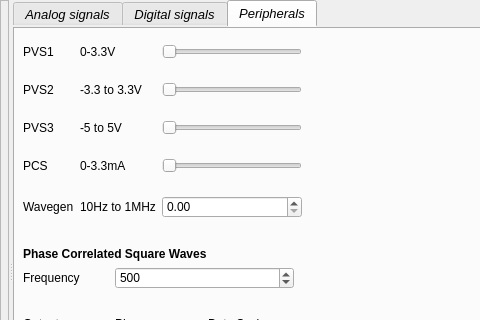
Above: vLabtool/templates/scope.ui from jithinbp/vLabtool before the change; both pictures show x 0 to 480 and y 0 to 320 of the 889 by 558 pixel window. Below: the same form after it.
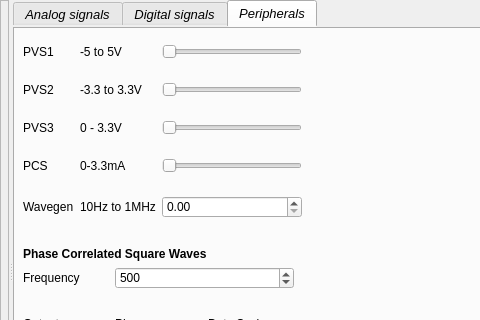
That is the form after the change. The open tabs and pages were chosen to show the change. Icons and pictures are not drawn.

The edit to the form file:
```diff
--- a/vLabtool/templates/scope.ui
+++ b/vLabtool/templates/scope.ui
@@ -1727,7 +1727,7 @@
             <item row="2" column="1">
              <widget class="QLabel" name="PVS3_LABEL">
               <property name="text">
-               <string>-5 to 5V</string>
+               <string>0 - 3.3V</string>
               </property>
              </widget>
             </item>
@@ -1787,7 +1787,7 @@
             <item row="0" column="1">
              <widget class="QLabel" name="PVS1_LABEL">
               <property name="text">
-               <string>0-3.3V</string>
+               <string>-5 to 5V</string>
               </property>
              </widget>
             </item>
```
